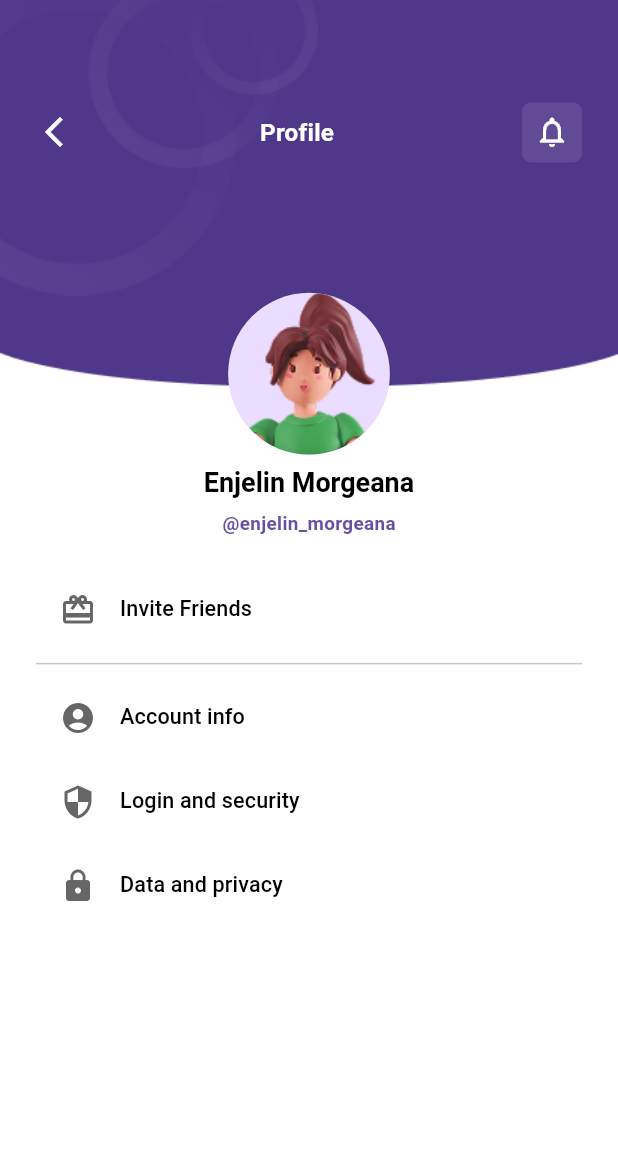
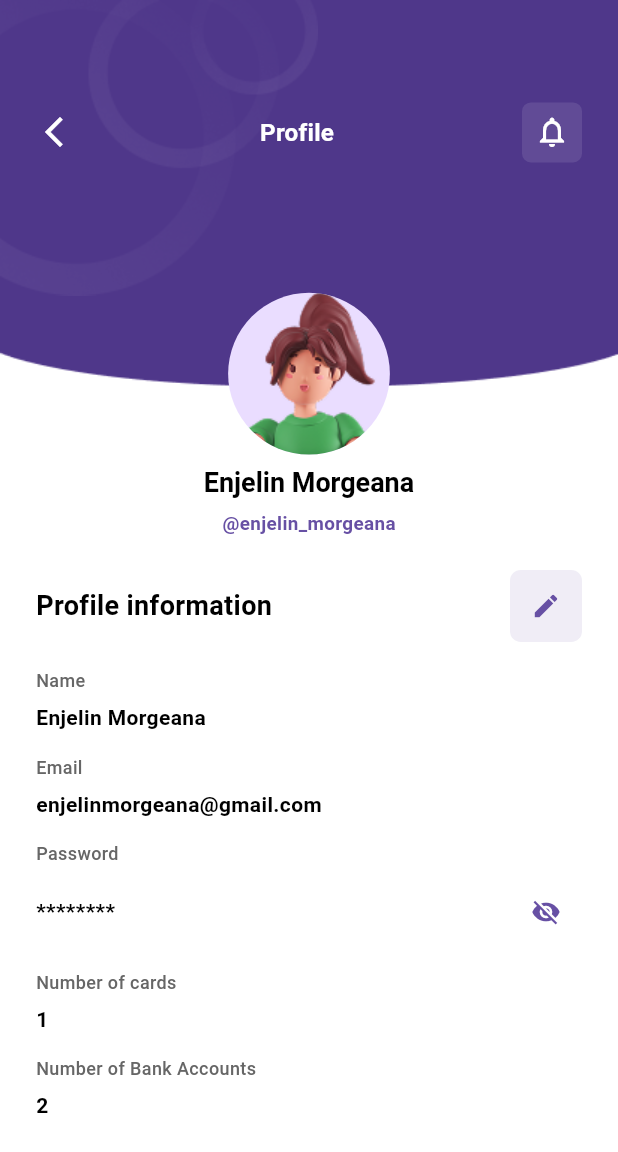
Before and after one commit to didipta/expense_tracker_app, a Flutter app: the ProfileScreen screen opened directly, after a tap on "Account info", on a phone screen of 412 x 824 dp. Shown: the top 1152 px of the screen. Run offline on Flutter 3.47's test engine with Material 3 defaults, Android fonts, the phone set to English and light mode, and no system bars; our stand-ins replace dio, fl_chart, flutter_bloc, flutter_screenutil, go_router, logger and 1 more; missing offline and left inert: dio_smart_retry; accounts and stored records are empty.

```diff
--- a/lib/features/profile/presentation/pages/profile_screen.dart
+++ b/lib/features/profile/presentation/pages/profile_screen.dart
@@ -1,3 +1,5 @@
+import 'package:expense_tracker_app/features/profile/presentation/widgets/profile_edit_view.dart';
+import 'package:expense_tracker_app/features/profile/presentation/widgets/profile_info_view.dart';
 import 'package:expense_tracker_app/shared/widgets/layout_body.dart';
 import 'package:flutter/material.dart';
 import 'package:flutter_screenutil/flutter_screenutil.dart';
@@ -5,28 +7,67 @@ import 'package:flutter_screenutil/flutter_screenutil.dart';
 import '../widgets/profile_header.dart';
 import '../widgets/profile_menu_tile.dart';
 
-class ProfileScreen extends StatelessWidget {
-  const ProfileScreen({super.key});
+class ProfileScreen extends StatefulWidget {
+  Function ? onBackPressed;
+  ProfileScreen({super.key, this.onBackPressed});
+
+  @override
+  State<ProfileScreen> createState() => _ProfileScreenState();
+}
+
+class _ProfileScreenState extends State<ProfileScreen> {
+  int selectedIndex = 0;
 
   @override
   Widget build(BuildContext context) {
+    var container = [
+      buildProfileMainpart(),
+      ProfileInfoView(
+        onEditPressed: () {
+          setState(() {
+            selectedIndex = 2;
+          });
+        },
+      ),
+      ProfileEditView(),
+    ];
+
     return Scaffold(
-      body: LayoutBody(child: Padding(
+      body: LayoutBody(
+        appBar: buildCustomAppBar(context),
+        child: Padding(
           padding: EdgeInsets.all(24.0.w),
           child: Column(
             children: [
               const ProfileHeader(),
+              container[selectedIndex],
+            ],
+          ),
+        ),
+      ),
+    );
+  }
+
+  Widget buildProfileMainpart() {
+    return Column(
+      children: [
         const SizedBox(height: 20),
         ProfileMenuTile(
-              icon: Icons.card_giftcard,
+          icon: Icons.diamond,
           title: 'Invite Friends',
-              onTap: () {},
+          onTap: () {
+            // Placeholder action
+          },
         ),
-            Divider(),
+        const Divider(),
         ProfileMenuTile(
           icon: Icons.account_circle,
           title: 'Account info',
-              onTap: () {},
+          onTap: () {
+            setState(() {
+              selectedIndex = 1;
+            });
+          },
         ),
         ProfileMenuTile(
           icon: Icons.security,
@@ -39,17 +80,26 @@ class ProfileScreen extends StatelessWidget {
           onTap: () {},
         ),
       ],
-        ),
-      ), appBar:Padding(
+    );
+  }
+
+  Widget buildCustomAppBar(BuildContext context) {
+    return Padding(
       padding: EdgeInsets.fromLTRB(24.w, 12.h, 24.w, 24.h),
       child: Row(
         mainAxisAlignment: MainAxisAlignment.spaceBetween,
         children: [
-            Icon(
-              Icons.arrow_back_ios_new_outlined,
-              color: Colors.white,
-              size: 24.w,
-            ),
+           GestureDetector(
+          onTap: () {
+            if (widget.onBackPressed != null && selectedIndex== 0) {
+              widget.onBackPressed!();
+            } else {
+              setState(() {
+                selectedIndex = 0;
+              });
+            }
+    },
+               child: Icon(Icons.arrow_back_ios_new_outlined, color: Colors.white)),
           Text(
             'Profile',
             style: Theme.of(context).textTheme.titleMedium?.copyWith(
@@ -72,7 +122,6 @@ class ProfileScreen extends StatelessWidget {
           ),
         ],
       ),
-      )),
     );
   }
 }
--- a/lib/features/profile/presentation/widgets/profile_edit_view.dart
+++ b/lib/features/profile/presentation/widgets/profile_edit_view.dart
@@ -8,6 +8,7 @@ class ProfileEditView extends StatelessWidget {
   Widget build(BuildContext context) {
     return Column(
       children: [
+        const SizedBox(height: 20),
         const ProfileTextField(label: "Name", initialValue: "Enjelin Morgeana"),
         const ProfileTextField(label: "Email", initialValue: "enjelinmorgeana@gmail.com"),
         const ProfileTextField(label: "Password", isPassword: true, initialValue: "********"),
@@ -15,10 +16,7 @@ class ProfileEditView extends StatelessWidget {
         const ProfileTextField(label: "Number of Bank Accounts", initialValue: "2"),
         const SizedBox(height: 20),
         ElevatedButton(
-          style: ElevatedButton.styleFrom(
-            backgroundColor: Colors.purple,
-            padding: const EdgeInsets.symmetric(horizontal: 30, vertical: 12),
-          ),
+
           onPressed: () {},
           child: const Text("Update profile"),
         )
--- a/lib/features/profile/presentation/widgets/profile_info_view.dart
+++ b/lib/features/profile/presentation/widgets/profile_info_view.dart
@@ -1,28 +1,86 @@
 import 'package:flutter/material.dart';
-import 'profile_text_field.dart';
+import 'package:flutter_screenutil/flutter_screenutil.dart';
 
-class ProfileEditView extends StatelessWidget {
-  const ProfileEditView({super.key});
+class ProfileInfoView extends StatelessWidget {
+  Function ? onEditPressed;
+  ProfileInfoView({super.key, this.onEditPressed});
 
   @override
   Widget build(BuildContext context) {
     return Column(
+      crossAxisAlignment: CrossAxisAlignment.start,
       children: [
-        const ProfileTextField(label: "Name", initialValue: "Enjelin Morgeana"),
-        const ProfileTextField(label: "Email", initialValue: "enjelinmorgeana@gmail.com"),
-        const ProfileTextField(label: "Password", isPassword: true, initialValue: "********"),
-        const ProfileTextField(label: "Number of cards", initialValue: "1"),
-        const ProfileTextField(label: "Number of Bank Accounts", initialValue: "2"),
-        const SizedBox(height: 20),
-        ElevatedButton(
-          style: ElevatedButton.styleFrom(
-            backgroundColor: Colors.purple,
-            padding: const EdgeInsets.symmetric(horizontal: 30, vertical: 12),
-          ),
-          onPressed: () {},
-          child: const Text("Update profile"),
-        )
+        SizedBox(height: 24.h),
+        Row(
+          mainAxisAlignment: MainAxisAlignment.spaceBetween,
+          children: [
+            Text("Profile information", style: TextStyle(fontSize: 18, fontWeight: FontWeight.bold)),
+            Container(
+              width: 48.w,
+              height: 48.w,
+              child: TextButton(onPressed: () {
+                if (onEditPressed != null) {
+                  onEditPressed!();
+                }
+              },
+              style: TextButton.styleFrom(
+                backgroundColor: Theme.of(context).primaryColor.withOpacity(0.1),
+                shape: RoundedRectangleBorder(
+                  borderRadius: BorderRadius.circular(8.r),
+                ),
+              ),
+                  child: Icon(
+                Icons.edit,
+                color: Theme.of(context).primaryColor,
+                size: 20,
+              )),
+            )
+          ],
+        ),
+        const SizedBox(height: 10),
+        _infoRow("Name", "Enjelin Morgeana"),
+        _infoRow("Email", "enjelinmorgeana@gmail.com"),
+        _infoRow("Password", "********", true),
+        _infoRow("Number of cards", "1"),
+        _infoRow("Number of Bank Accounts", "2"),
       ],
     );
   }
+
+  Widget _infoRow(String title, String value, [bool isSensitive = false]) {
+    return Padding(
+      padding: EdgeInsets.symmetric(vertical: 8.h),
+      child: Column(
+        mainAxisAlignment: MainAxisAlignment.start,
+        crossAxisAlignment: CrossAxisAlignment.start,
+        children: [Text(title,
+            style: TextStyle(fontSize: 12, fontWeight: FontWeight.w500, color: Color(0xFF666666))
+        ),
+          SizedBox(height: 7.h),
+          Row(
+            mainAxisAlignment: MainAxisAlignment.spaceBetween,
+            children: [
+              Text(value,
+                style: TextStyle(fontSize: 14, fontWeight: FontWeight.w600, color: Colors.black)
+                      ),
+              isSensitive ? TextButton(
+                style: TextButton.styleFrom(
+
+                  padding: EdgeInsets.zero,
+                  minimumSize: Size(0, 0),
+                ),
+                onPressed: () {
+                  // Handle password change
+                },
+                child:Icon(
+                  Icons.visibility_off,
+                  size: 20,
+                )
+              ) : Container(),
+            ],
+          ),
+        ],
+      ),
+    );
+  }
 }
--- a/lib/features/profile/presentation/widgets/profile_text_field.dart
+++ b/lib/features/profile/presentation/widgets/profile_text_field.dart
@@ -15,7 +15,7 @@ class ProfileTextField extends StatelessWidget {
   @override
   Widget build(BuildContext context) {
     return Padding(
-      padding: const EdgeInsets.symmetric(vertical: 8, horizontal: 16),
+      padding: const EdgeInsets.symmetric(vertical: 8),
       child: TextFormField(
         initialValue: initialValue,
         obscureText: isPassword,
```
Also changed, not shown: lib/features/main_bottom_nav/presentation/page/main_botton_nav.dart (+7 -1 lines). Lines whose indentation alone changed are shown as unchanged.
